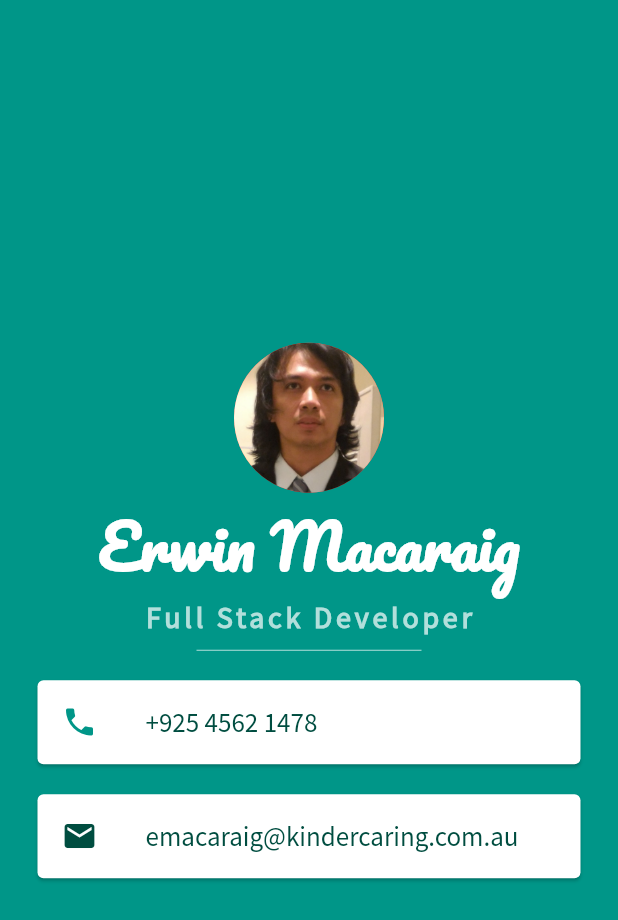
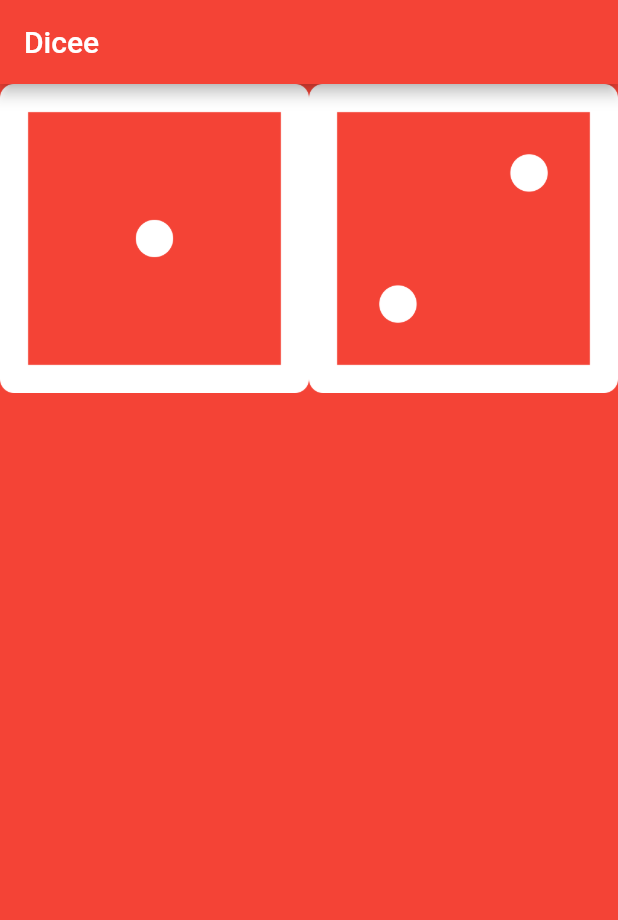
Before and after one commit to erwinmacaraig/learning-flutter-two, a Flutter app: the screen it shows after launch, on a phone screen of 412 x 824 dp. Shown: the top 920 px of the screen. Run offline on Flutter 3.47's test engine with Material 2 defaults, Android fonts, the phone set to English and light mode, and no system bars.

Commit message:
Using Expanded Widget to create flexible layouts and Image.asset() provider

```diff
--- a/lib/main.dart
+++ b/lib/main.dart
@@ -1,4 +1,5 @@
 import 'package:flutter/material.dart';
+import './screens/screens.dart';
 
 void main() {
   runApp(const MyApp());
@@ -10,79 +11,7 @@ class MyApp extends StatelessWidget {
   @override
   Widget build(BuildContext context) {
     return MaterialApp(
-      home: Scaffold(
-        backgroundColor: Colors.teal,
-        body: SafeArea(
-          child: Column(
-            mainAxisAlignment: MainAxisAlignment.center,
-            children: [
-              const CircleAvatar(
-                radius: 50.0,
-                backgroundColor: Colors.red,
-                backgroundImage: AssetImage('images/id.jpg'),
-              ),
-              const Text(
-                'Erwin Macaraig',
-                style: TextStyle(
-                    fontFamily: 'Pacifico',
-                    fontSize: 40.0,
-                    color: Colors.white,
-                    fontWeight: FontWeight.bold),
-              ),
-              Text(
-                'Full Stack Developer',
-                style: TextStyle(
-                    fontFamily: 'SourceSansPro',
-                    fontSize: 20.0,
-                    fontWeight: FontWeight.bold,
-                    color: Colors.teal.shade100,
-                    letterSpacing: 2.5),
-              ),
-              SizedBox(
-                height: 20.0,
-                width: 150.0,
-                child: Divider(
-                  color: Colors.teal.shade100,
-                ),
-              ),
-              Card(
-                margin: const EdgeInsets.symmetric(
-                    vertical: 10.0, horizontal: 25.0),
-                child: ListTile(
-                  leading: const Icon(
-                    Icons.phone,
-                    color: Colors.teal,
-                  ),
-                  title: Text(
-                    '+925 4562 1478',
-                    style: TextStyle(
-                        fontSize: 18.0,
-                        color: Colors.teal.shade900,
-                        fontFamily: 'SourceSansPro'),
-                  ),
-                ),
-              ),
-              Card(
-                margin: const EdgeInsets.symmetric(
-                    vertical: 10.0, horizontal: 25.0),
-                child: ListTile(
-                  leading: Icon(
-                    Icons.email,
-                    color: Colors.teal.shade900,
-                  ),
-                  title: Text(
-                    'emacaraig@kindercaring.com.au',
-                    style: TextStyle(
-                        fontSize: 18.0,
-                        color: Colors.teal.shade900,
-                        fontFamily: 'SourceSansPro'),
-                  ),
-                ),
-              ),
-            ],
-          ),
-        ),
-      ),
+      home: DicePage(),
     );
   }
 }
--- /dev/null
+++ b/lib/screens/dicepage.dart
@@ -0,0 +1,29 @@
+import 'package:flutter/material.dart';
+
+class DicePage extends StatelessWidget {
+  @override
+  Widget build(BuildContext context) {
+    return Scaffold(
+      backgroundColor: Colors.red,
+      appBar: AppBar(
+        title: Text('Dicee'),
+        backgroundColor: Colors.red,
+      ),
+      body: Row(
+        children: [
+          Expanded(
+            flex: 1, //for learning
+            child: Image.asset('images/dice1.png'),
+          ),
+          Expanded(
+            flex: 1,
+            child: Image(
+              image: AssetImage(
+                  'images/dice2.png'), // purposely left this behind for learning and comparison with the Image Provider
+            ),
+          ),
+        ],
+      ),
+    );
+  }
+}
--- /dev/null
+++ b/lib/screens/screens.dart
@@ -0,0 +1,2 @@
+export 'contact_card.dart';
+export 'dicepage.dart';
--- a/pubspec.yaml
+++ b/pubspec.yaml
@@ -58,9 +58,8 @@ flutter:
 
     # To add assets to your application, add an assets section, like this:
     assets:
-        - images/diamond.png
-        - images/id.jpg
-          # - images/a_dot_ham.jpeg
+        - images/
+        # - images/a_dot_ham.jpeg
 
     fonts:
     - family: Pacifico
```
Also changed, not shown: lib/screens/contact_card.dart (added, +80 -0 lines), images/dice1.png (added), images/dice2.png (added), images/dice3.png (added), images/dice4.png (added), images/dice5.png (added), images/dice6.png (added).
